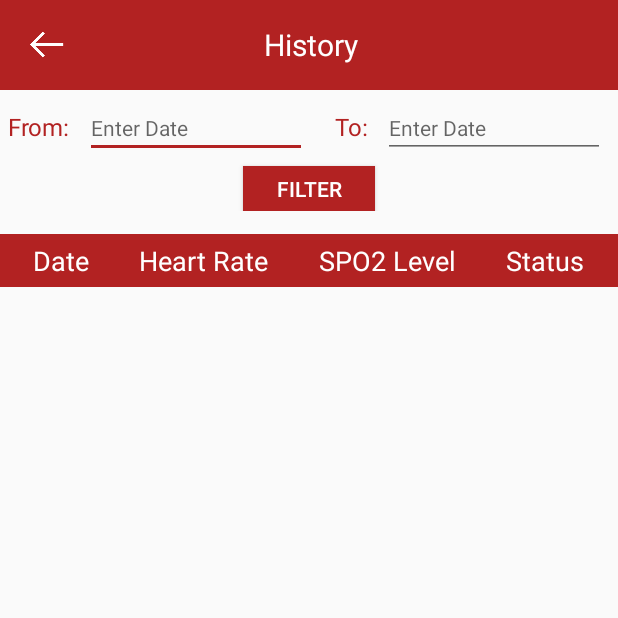
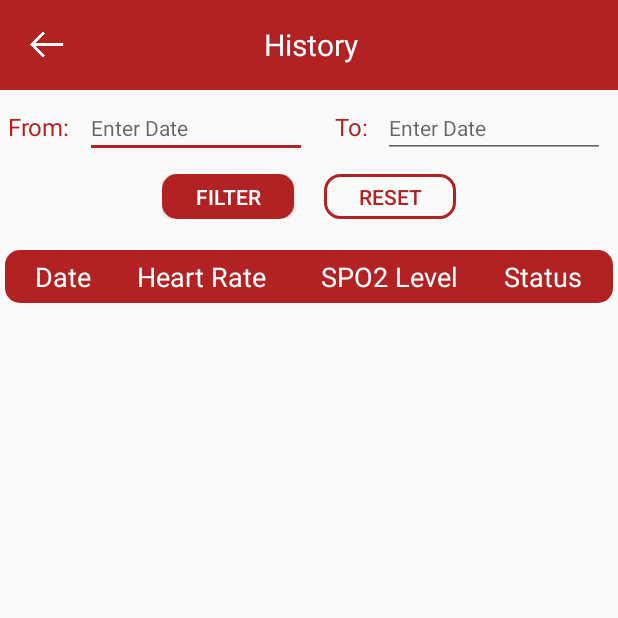
Before and after one commit to mirnaaak/HealthTrackingApp, an Android app built with Jetpack Compose: the HistoryActivity screen opened directly, with no data from a screen before it, on a phone screen of 412 x 824 dp, the top half of it. Run offline under Robolectric (Android 15) with nearby library versions, the phone set to English and light mode, and no system bars.

Commit message:
history done

```diff
--- a/app/src/main/java/com/example/healthtrackingapp/MainActivity.kt
+++ b/app/src/main/java/com/example/healthtrackingapp/MainActivity.kt
@@ -124,7 +124,7 @@ class MainActivity : ComponentActivity() {
                         statusText.setTextColor(ContextCompat.getColor(this, R.color.red)) // Red for abnormal readings
                     } else {
                         statusText.text = "Normal Reading"
-                        statusText.setTextColor(ContextCompat.getColor(this, R.color.green)) // Green for normal readings
+                        statusText.setTextColor(ContextCompat.getColor(this, R.color.dark_green)) // Green for normal readings
                     }
 
                     // Insert the fetched data into the local database (History table)
@@ -161,7 +161,7 @@ class MainActivity : ComponentActivity() {
         statement.bindString(1, currentTime)  // Bind the current time
         statement.bindLong(2, hr.toLong())    // Bind the heart rate
         statement.bindLong(3, spo2.toLong())  // Bind the SPO2 level
-        statement.bindString(4, currentStatus)  // Bind the current status (statusText)
+        statement.bindString(4, currentStatus.replace(" Reading", ""))  // Bind the current status (statusText)
 
         // Execute the insert
         statement.executeInsert()
--- /dev/null
+++ b/app/src/main/res/drawable/red_border_btn.xml
@@ -0,0 +1,13 @@
+<?xml version="1.0" encoding="utf-8"?>
+<shape xmlns:android="http://schemas.android.com/apk/res/android">
+    <!-- Button background color (optional, use transparent if no fill is needed) -->
+    <solid android:color="@android:color/transparent" />
+
+    <!-- Border color and width -->
+    <stroke
+        android:width="2dp"
+        android:color="@color/red" />
+
+    <!-- Corner radius -->
+    <corners android:radius="10dp" />
+</shape>
--- /dev/null
+++ b/app/src/main/res/drawable/red_btn.xml
@@ -0,0 +1,10 @@
+<?xml version="1.0" encoding="utf-8"?>
+<shape xmlns:android="http://schemas.android.com/apk/res/android">
+    <!-- Button background color (optional, use transparent if no fill is needed) -->
+    <solid android:color="@android:color/transparent" />
+
+    <!-- Button background color -->
+    <solid android:color="@color/red" />
+    <!-- Corner radius -->
+    <corners android:radius="10dp" />
+</shape>
--- a/app/src/main/res/layout/history_layout.xml
+++ b/app/src/main/res/layout/history_layout.xml
@@ -102,14 +102,33 @@
 
         </LinearLayout>
 
-        <Button
-            android:id="@+id/button"
+        <LinearLayout
             android:layout_width="wrap_content"
-            android:layout_height="30dp"
-            android:layout_weight="1"
-            android:background="@color/red"
-            android:text="Filter"
-            android:textColor="@color/white" />
+            android:layout_height="wrap_content"
+            android:gravity="center"
+            android:orientation="horizontal"
+            android:padding="5dp">
+
+            <Button
+                android:id="@+id/filterBtn"
+                android:layout_width="wrap_content"
+                android:layout_height="30dp"
+                android:layout_weight="1"
+                android:background="@drawable/red_btn"
+                android:text="Filter"
+                android:textColor="@color/white"
+                android:layout_marginEnd="20dp"/>
+
+            <Button
+                android:id="@+id/resetBtn"
+                android:layout_width="wrap_content"
+                android:layout_height="30dp"
+                android:layout_weight="1"
+                android:background="@drawable/red_border_btn"
+                android:text="Reset"
+                android:textColor="@color/red" />
+
+        </LinearLayout>
 
     </LinearLayout>
 
@@ -121,20 +140,26 @@
         <TableLayout
             android:id="@+id/historyTable"
             android:layout_width="match_parent"
-            android:layout_height="wrap_content">
+            android:layout_height="wrap_content"
+            android:stretchColumns="*"
+            android:shrinkColumns="*"
+            android:divider="?android:attr/dividerVertical"
+            android:showDividers="middle"
+            android:paddingHorizontal="3dp">
 
             <TableRow
                 android:layout_width="match_parent"
                 android:layout_height="wrap_content"
-                android:background="@color/red"
+                android:background="@drawable/red_btn"
                 android:gravity="center"
-                android:padding="5dp">
+                android:padding="5dp"
+                android:layout_marginBottom="10dp">
 
                 <TextView
                     android:id="@+id/textView8"
                     android:layout_width="wrap_content"
                     android:layout_height="wrap_content"
-                    android:layout_weight="1"
+                    android:layout_weight="2"
                     android:gravity="center"
                     android:text="Date"
                     android:textColor="@color/white"
@@ -148,7 +173,8 @@
                     android:gravity="center"
                     android:text="Heart Rate"
                     android:textColor="@color/white"
-                    android:textSize="18sp" />
+                    android:textSize="18sp"
+                    android:layout_marginRight="5dp"/>
 
                 <TextView
                     android:id="@+id/textView10"
--- a/app/src/main/res/layout/main_layout.xml
+++ b/app/src/main/res/layout/main_layout.xml
@@ -164,7 +164,7 @@
             android:layout_marginBottom="16dp"
             android:layout_marginTop="32dp"
             android:text="Normal Reading"
-            android:textColor="@color/black"
+            android:textColor="@color/dark_green"
             android:textSize="18sp"
             android:textStyle="bold"
             android:gravity="center"
--- a/app/src/main/res/values/colors.xml
+++ b/app/src/main/res/values/colors.xml
@@ -6,5 +6,6 @@
     <color name="green">#3EB489</color>
     <color name="darker_gray">#5A5A5A</color>
     <color name="gray">#808080</color>
+    <color name="dark_green">#006440</color>"
 
 </resources>
```
Also changed, not shown: app/src/main/java/com/example/healthtrackingapp/DatabaseHelper.kt (+42 -0 lines), app/src/main/java/com/example/healthtrackingapp/HistoryActivity.kt (+105 -20 lines).
